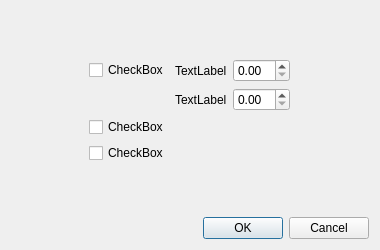
Above: src/detectiondialog.ui from jazzamazza/VFDS_Project_2021 before the change. Below: the same form after it.
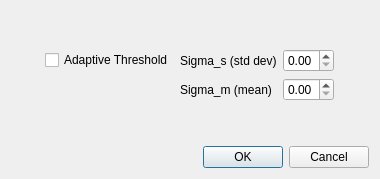
That is the form after the change.

Diff of the .ui file:
```diff
--- a/src/detectiondialog.ui
+++ b/src/detectiondialog.ui
@@ -7,7 +7,7 @@
     <x>0</x>
     <y>0</y>
     <width>380</width>
-    <height>250</height>
+    <height>179</height>
    </rect>
   </property>
   <property name="sizePolicy">
@@ -30,20 +30,20 @@
     <widget class="QWidget" name="widget" native="true">
      <layout class="QGridLayout" name="gridLayout_2">
       <item row="0" column="0">
-       <layout class="QGridLayout" name="gridLayout" columnstretch="0,0,0,0">
+       <layout class="QGridLayout" name="gridLayout" columnstretch="0,0,0">
         <property name="sizeConstraint">
          <enum>QLayout::SetDefaultConstraint</enum>
         </property>
-        <item row="3" column="0">
-         <widget class="QCheckBox" name="checkBox_3D">
+        <item row="1" column="1">
+         <widget class="QLabel" name="lblSigma_m">
           <property name="sizePolicy">
-           <sizepolicy hsizetype="Maximum" vsizetype="Fixed">
+           <sizepolicy hsizetype="Maximum" vsizetype="Preferred">
             <horstretch>0</horstretch>
             <verstretch>0</verstretch>
            </sizepolicy>
           </property>
           <property name="text">
-           <string>CheckBox</string>
+           <string>Sigma_m (mean)</string>
           </property>
          </widget>
         </item>
@@ -55,6 +55,12 @@
             <verstretch>0</verstretch>
            </sizepolicy>
           </property>
+          <property name="maximum">
+           <double>5.000000000000000</double>
+          </property>
+          <property name="singleStep">
+           <double>0.100000000000000</double>
+          </property>
          </widget>
         </item>
         <item row="0" column="0">
@@ -66,20 +72,7 @@
            </sizepolicy>
           </property>
           <property name="text">
-           <string>CheckBox</string>
-          </property>
-         </widget>
-        </item>
-        <item row="2" column="0">
-         <widget class="QCheckBox" name="checkBox_Colour">
-          <property name="sizePolicy">
-           <sizepolicy hsizetype="Maximum" vsizetype="Fixed">
-            <horstretch>0</horstretch>
-            <verstretch>0</verstretch>
-           </sizepolicy>
-          </property>
-          <property name="text">
-           <string>CheckBox</string>
+           <string>Adaptive Threshold</string>
           </property>
          </widget>
         </item>
@@ -91,6 +84,12 @@
             <verstretch>0</verstretch>
            </sizepolicy>
           </property>
+          <property name="maximum">
+           <double>1.000000000000000</double>
+          </property>
+          <property name="singleStep">
+           <double>0.100000000000000</double>
+          </property>
          </widget>
         </item>
         <item row="0" column="1">
@@ -102,20 +101,7 @@
            </sizepolicy>
           </property>
           <property name="text">
-           <string>TextLabel</string>
-          </property>
-         </widget>
-        </item>
-        <item row="1" column="1">
-         <widget class="QLabel" name="label_2">
-          <property name="sizePolicy">
-           <sizepolicy hsizetype="Maximum" vsizetype="Preferred">
-            <horstretch>0</horstretch>
-            <verstretch>0</verstretch>
-           </sizepolicy>
-          </property>
-          <property name="text">
-           <string>TextLabel</string>
+           <string>Sigma_s (std dev)</string>
           </property>
          </widget>
         </item>
```
Left out of the diff: 16 changed lines with no effect on the pictures.
